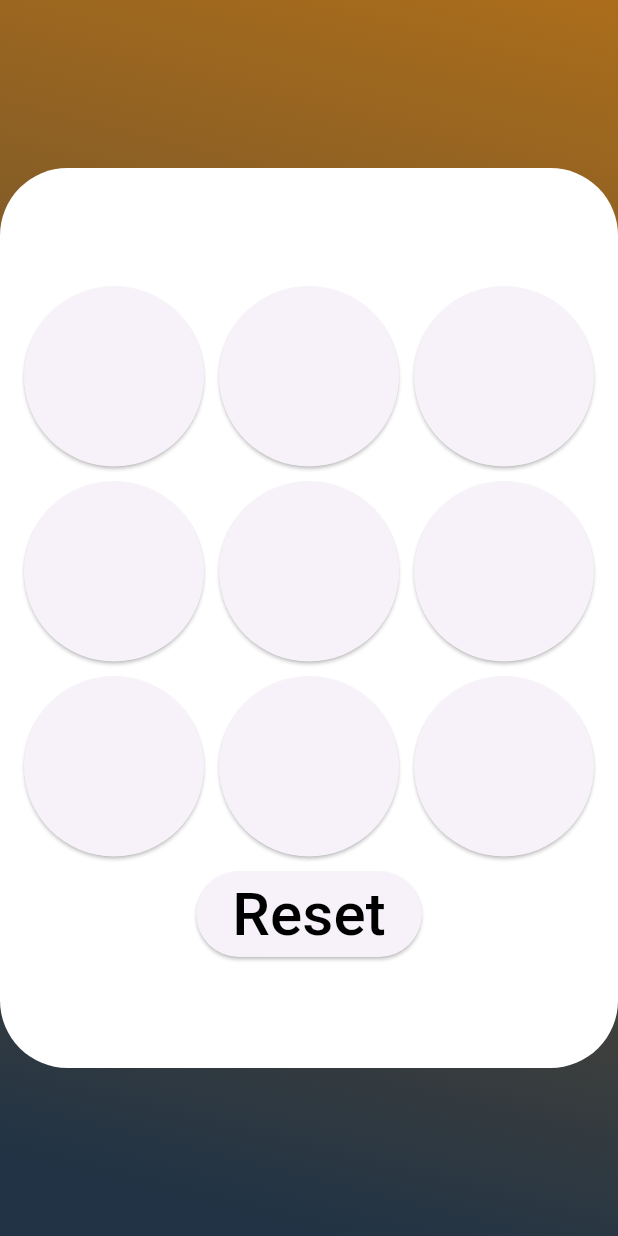
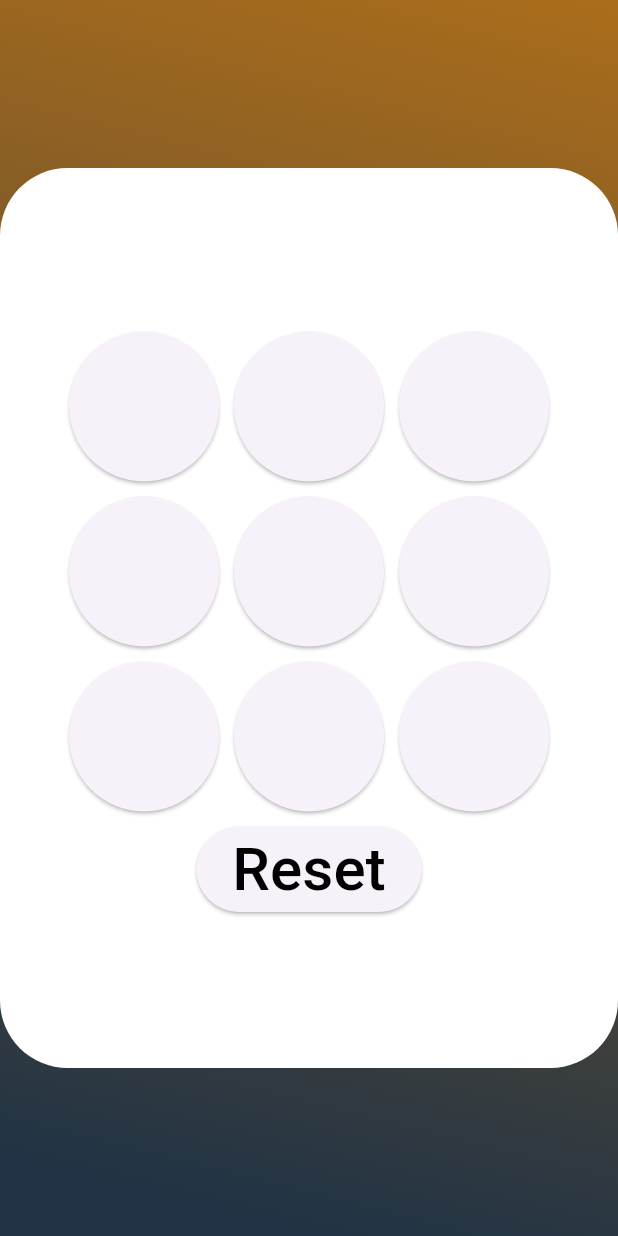
Before and after one commit to kowser-mahmood/TicTacToe, a Flutter app: the screen it shows after launch, on a phone screen of 412 x 824 dp. Run offline on Flutter 3.47's test engine with Material 3 defaults, Android fonts, the phone set to English and light mode, and no system bars.

Commit message:
Update homeScreen.dart

```diff
--- a/lib/homeScreen.dart
+++ b/lib/homeScreen.dart
@@ -121,6 +121,7 @@ class _HomeScreenState extends State<HomeScreen> {
                       fontSize: 30,
                       fontWeight: FontWeight.bold,
                       color: winner == "X" ? Colors.blue : Colors.red,
+                      decoration: TextDecoration.none,
                     ),
                   ),
                 ),
@@ -178,7 +179,7 @@ class BuildButton extends StatelessWidget {
       padding: const EdgeInsets.all(5),
       child: ElevatedButton(
         onPressed: () => onTap(index),
-        style: ElevatedButton.styleFrom(fixedSize: const Size(120, 120)),
+        style: ElevatedButton.styleFrom(fixedSize: const Size(100, 100)),
         child: Text(
           text,
           style: const TextStyle(fontSize: 40, fontWeight: FontWeight.bold),
@@ -197,8 +198,10 @@ class ResetButton extends StatelessWidget {
   Widget build(BuildContext context) {
     return ElevatedButton(
       onPressed: onPressed,
-      child: const Text("Reset",
-          style: TextStyle(fontSize: 40, color: Colors.black)),
+      child: const Text(
+        "Reset",
+        style: TextStyle(fontSize: 40, color: Colors.black),
+      ),
     );
   }
 }
```
